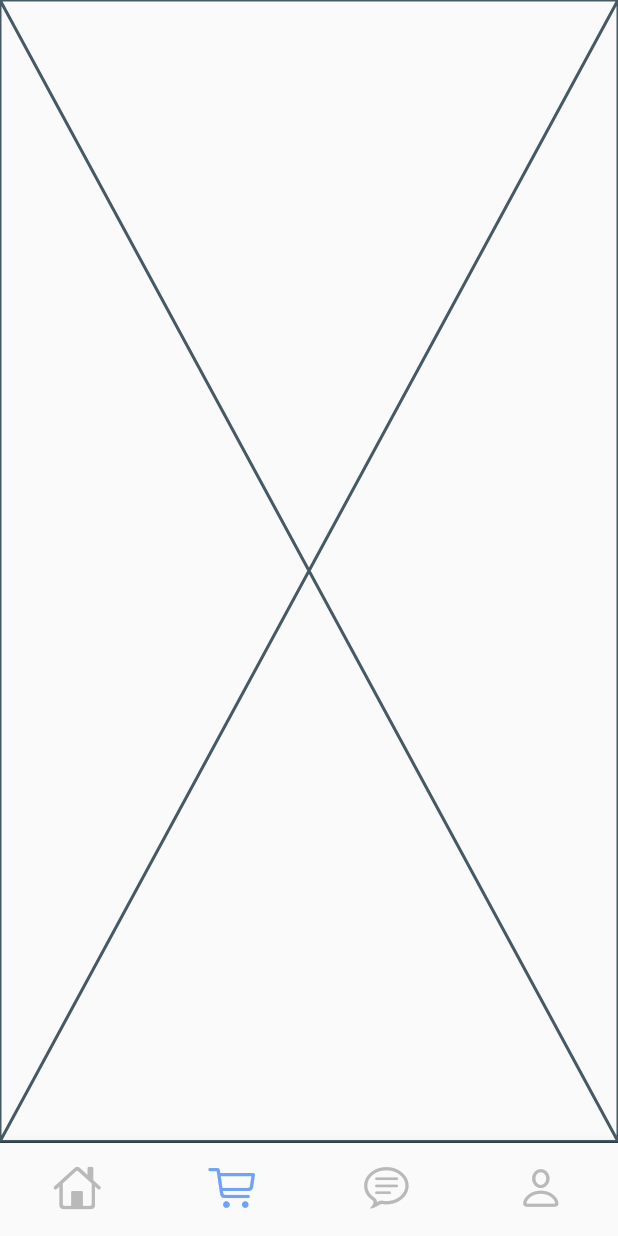
After one commit to Team-Furry-Friend/Furry-Friend-App, a Flutter app: the MainScreen screen opened directly, item 2 of the bottom bar chosen, on a phone screen of 412 x 824 dp. The commit adds this screen. Run offline on Flutter 3.47's test engine with Material 2 defaults, Android fonts, the phone set to English and light mode, and no system bars; our stand-ins replace dio, google_sign_in, shared_preferences; missing offline and left inert: flutter_naver_login, kakao_flutter_sdk; accounts and stored records are empty; network calls fail.

Commit message:
[feat] add BottomNavigationBar
- BottomNavigationBar 적용
- 검색 화면 기본 파일 추가

```diff
--- a/lib/app/screen/home_screen.dart
+++ b/lib/app/screen/home_screen.dart
@@ -49,7 +49,7 @@ class _HomeScreenState extends State<HomeScreen> {
           ),
           Expanded(
             child: Container(
-              padding: const EdgeInsets.symmetric(horizontal: 25, vertical: 30),
+              padding: const EdgeInsets.only(left: 25, right: 25, top: 25),
               decoration: const BoxDecoration(
                 color: Colors.white,
               ),
--- /dev/null
+++ b/lib/app/screen/main_screen.dart
@@ -0,0 +1,78 @@
+import 'package:flutter/cupertino.dart';
+import 'package:flutter/material.dart';
+import 'package:furry_friend/app/screen/home_screen.dart';
+import 'package:furry_friend/app/screen/seach_screen.dart';
+import 'package:furry_friend/app/widget/color.dart';
+
+class MainScreen extends StatefulWidget {
+  const MainScreen({Key? key}) : super(key: key);
+
+  @override
+  State<MainScreen> createState() => _MainScreenState();
+}
+
+class _MainScreenState extends State<MainScreen> {
+  final bucket = PageStorageBucket();
+  final screens = [
+    const HomeScreen(),
+    const SearchScreen(),
+    Container(),
+    Container()
+  ];
+
+  int currentTab = 0;
+
+  @override
+  Widget build(BuildContext context) {
+    return Scaffold(
+      body: PageStorage(
+        bucket: bucket,
+        child: screens[currentTab],
+      ),
+      bottomNavigationBar: Wrap(
+        children: [
+          const Divider(
+            height: 1,
+            color: Colors.black45,
+          ),
+          BottomNavigationBar(
+            currentIndex: currentTab,
+            onTap: (int index) {
+              setState(() {
+                currentTab = index;
+              });
+            },
+            showSelectedLabels: false,
+            showUnselectedLabels: false,
+            type: BottomNavigationBarType.fixed,
+            items: [
+              for (int index = 0; index < screens.length; index++)
+                BottomNavigationBarItem(
+                    icon: Icon(
+                      tabIcon(index),
+                      size: 32,
+                      color: index == currentTab ? mainColor : deepGray,
+                    ),
+                    label: '')
+            ],
+          ),
+        ],
+      ),
+    );
+  }
+
+  IconData tabIcon(int index) {
+    switch (index) {
+      case 0:
+        return CupertinoIcons.home;
+      case 1:
+        return CupertinoIcons.cart;
+      case 2:
+        return CupertinoIcons.chat_bubble_text;
+      case 3:
+        return CupertinoIcons.person;
+    }
+
+    return CupertinoIcons.home;
+  }
+}
--- /dev/null
+++ b/lib/app/screen/seach_screen.dart
@@ -0,0 +1,43 @@
+import 'package:flutter/material.dart';
+
+import '../../domain/providers/post_provider.dart';
+
+class SearchScreen extends StatefulWidget {
+  const SearchScreen({Key? key}) : super(key: key);
+
+  @override
+  State<SearchScreen> createState() => _SearchScreenState();
+}
+
+class _SearchScreenState extends State<SearchScreen> {
+  final PostProvider postProvider = PostProvider();
+
+  final ScrollController _controller = ScrollController();
+
+  @override
+  void initState() {
+    _controller.addListener(nextPageLoad);
+    super.initState();
+  }
+
+  @override
+  void dispose() {
+    _controller.removeListener(nextPageLoad);
+    super.dispose();
+  }
+
+  @override
+  Widget build(BuildContext context) {
+    return const Placeholder();
+  }
+
+  void nextPageLoad() {
+    if (postProvider.hasNextPage &&
+        !postProvider.isFirstLoading &&
+        !postProvider.isLoadingPage &&
+        _controller.position.extentAfter < 100) {
+      postProvider.isLoadingPage = true;
+      postProvider.getPostKeyWord(20, '사료', '사료');
+    }
+  }
+}
--- a/lib/main.dart
+++ b/lib/main.dart
@@ -1,10 +1,10 @@
 import 'package:flutter/material.dart';
-import 'package:furry_friend/app/screen/home_screen.dart';
 import 'package:furry_friend/common/utils.dart';
 import 'package:furry_friend/domain/providers/post_provider.dart';
 import 'package:provider/provider.dart';
 
 import 'app/screen/login_screen.dart';
+import 'app/screen/main_screen.dart';
 import 'domain/providers/user_provider.dart';
 
 Future<void> main() async {
@@ -29,7 +29,7 @@ class MyApp extends StatelessWidget {
     return MaterialApp(
       title: 'Furry Friend',
       theme: ThemeData(fontFamily: 'Pretendard'),
-      home: Utils().isLogin() ? const HomeScreen() : LoginScreen(),
+      home: Utils().isLogin() ? const MainScreen() : LoginScreen(),
     );
   }
 }
```
